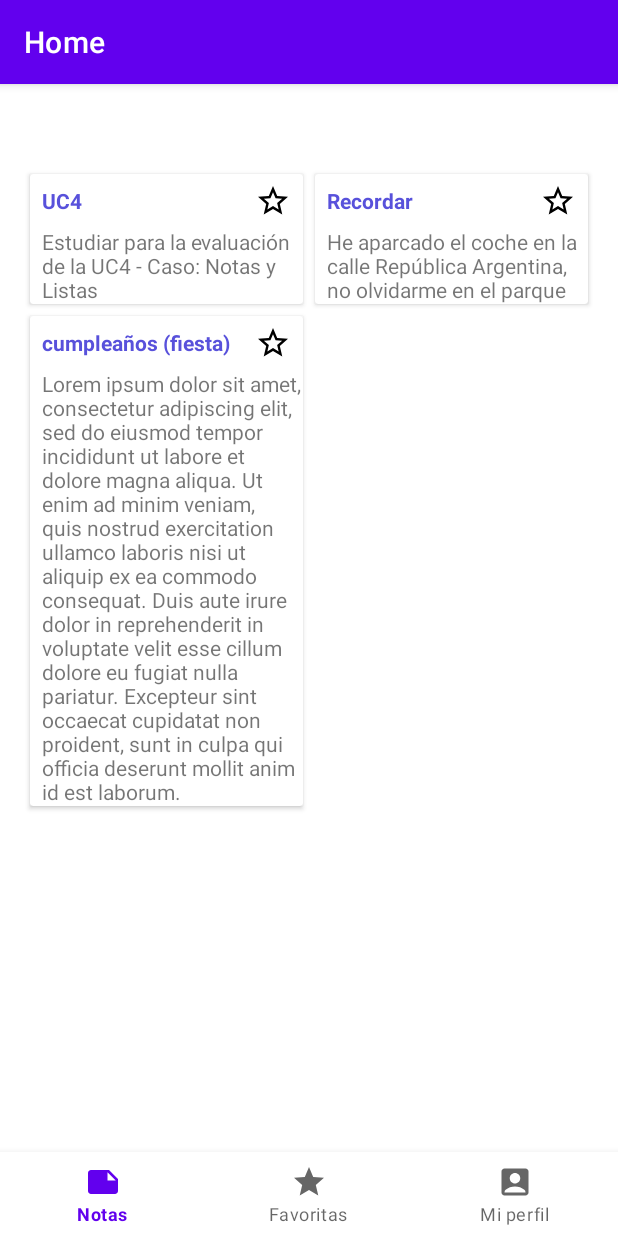
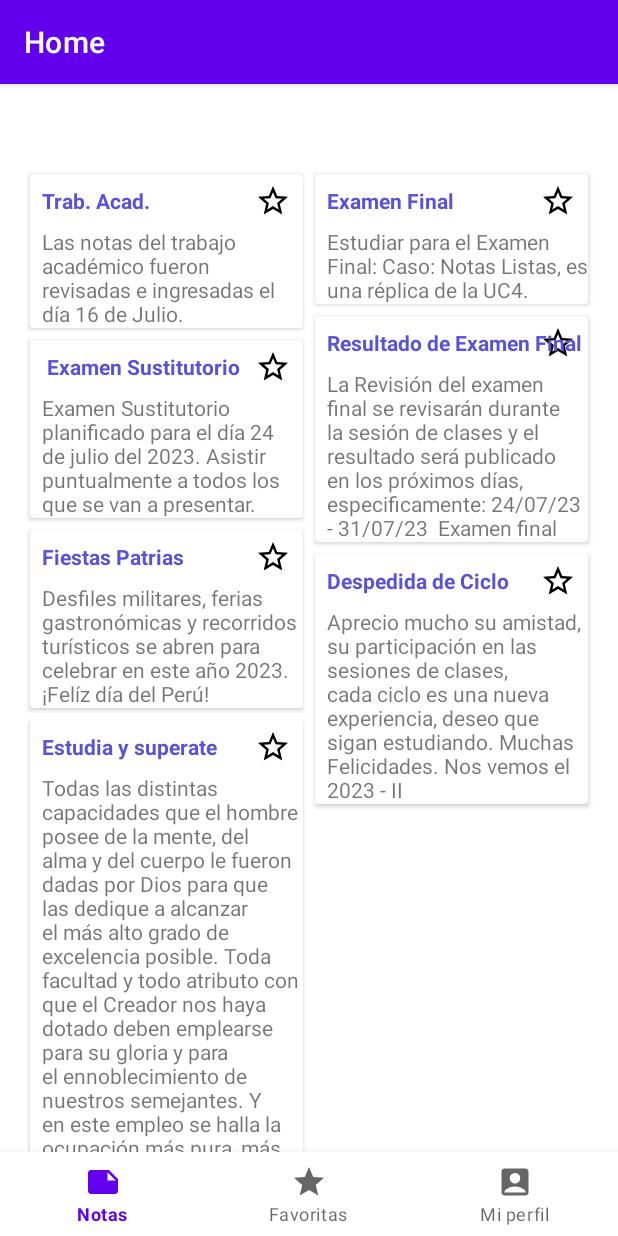
Before and after one commit to MauricioLLanos/DAM_Examen_Final_LLanosRojas, an Android app: the NotaFragment screen opened directly, with no data from a screen before it, on a phone screen of 412 x 824 dp. Run offline under Robolectric (Android 15) with nearby library versions, the phone set to English and light mode, and no system bars; our stand-ins replace navigation-ui.

Commit message:
Commit 03: Layout Personalizado

```diff
--- a/app/src/main/java/com/example/dam_examen_final_llanosr/NotaFragment.java
+++ b/app/src/main/java/com/example/dam_examen_final_llanosr/NotaFragment.java
@@ -9,6 +9,7 @@ import androidx.recyclerview.widget.LinearLayoutManager;
 import androidx.recyclerview.widget.RecyclerView;
 import androidx.recyclerview.widget.StaggeredGridLayoutManager;
 
+import android.util.DisplayMetrics;
 import android.view.LayoutInflater;
 import android.view.View;
 import android.view.ViewGroup;
@@ -69,12 +70,20 @@ public class NotaFragment extends Fragment {
             if (mColumnCount <= 1) {
                 recyclerView.setLayoutManager(new LinearLayoutManager(context));
             } else {
-                recyclerView.setLayoutManager(new StaggeredGridLayoutManager( mColumnCount, StaggeredGridLayoutManager.VERTICAL));
+                DisplayMetrics displayMetrics = context.getResources().getDisplayMetrics();
+                float dpWidth = displayMetrics.widthPixels / displayMetrics.density;
+                int numeroColumnas = (int) (dpWidth / 180);
+                recyclerView.setLayoutManager(new StaggeredGridLayoutManager( numeroColumnas, StaggeredGridLayoutManager.VERTICAL));
             }
             notaList = new ArrayList<>();
-            notaList.add(new Nota("UC4","Estudiar para la evaluación de la UC4 - Caso: Notas y Listas", true, android.R.color.holo_blue_light));
-            notaList.add(new Nota("Recordar", "He aparcado el coche en la calle República Argentina, no olvidarme en el parque",false, android.R.color.holo_green_light));
-            notaList.add(new Nota("cumpleaños (fiesta)","Lorem ipsum dolor sit amet, consectetur adipiscing elit, sed do eiusmod tempor incididunt ut labore et dolore magna aliqua. Ut enim ad minim veniam, quis nostrud exercitation ullamco laboris nisi ut aliquip ex ea commodo consequat. Duis aute irure dolor in reprehenderit in voluptate velit esse cillum dolore eu fugiat nulla pariatur. Excepteur sint occaecat cupidatat non proident, sunt in culpa qui officia deserunt mollit anim id est laborum.", true, android.R.color.holo_orange_light));
+            notaList.add(new Nota("Trab. Acad.", "Las notas del trabajo académico fueron revisadas e ingresadas el día 16 de Julio.",false, android.R.color.holo_green_light));
+            notaList.add(new Nota("Examen Final","Estudiar para el Examen Final: Caso: Notas Listas, es una réplica de la UC4.", true, android.R.color.holo_orange_light));
+            notaList.add(new Nota("Resultado de Examen Final","La Revisión del examen final se revisarán durante la sesión de clases y el resultado será publicado en los próximos días, especificamente: 24/07/23 - 31/07/23  Examen final", true, android.R.color.holo_blue_light));
+            notaList.add(new Nota(" Examen Sustitutorio", "Examen Sustitutorio planificado para el día 24 de julio del 2023. Asistir puntualmente a todos los que se van a presentar.",false, android.R.color.holo_green_light));
+            notaList.add(new Nota("Fiestas Patrias","Desfiles militares, ferias gastronómicas y recorridos turísticos se abren para celebrar en este año 2023. ¡Felíz día del Perú!", true, android.R.color.holo_orange_light));
+            notaList.add(new Nota("Despedida de Ciclo","Aprecio mucho su amistad, su participación en las sesiones de clases, cada ciclo es una nueva experiencia, deseo que sigan estudiando. Muchas Felicidades. Nos vemos el 2023 - II", true,android.R.color.holo_blue_light));
+            notaList.add(new Nota("Estudia y superate", "Todas las distintas capacidades que el hombre posee de la mente, del alma y del cuerpo le fueron dadas por Dios para que las dedique a alcanzar el más alto grado de excelencia posible. Toda facultad y todo atributo con que el Creador nos haya dotado deben emplearse para su gloria y para el ennoblecimiento de nuestros semejantes. Y en este empleo se halla la ocupación más pura, más noble y más feliz.",false, android.R.color.holo_green_light));
+
 
             adapterNotas = new MyNotaRecyclerViewAdapter(notaList,mListener);
             recyclerView.setAdapter(adapterNotas);
--- a/app/src/main/res/layout/activity_notas.xml
+++ b/app/src/main/res/layout/activity_notas.xml
@@ -21,8 +21,8 @@
     <fragment
         android:id="@+id/nav_host_fragment_activity_notas"
         android:name="androidx.navigation.fragment.NavHostFragment"
-        android:layout_width="match_parent"
-        android:layout_height="match_parent"
+        android:layout_width="0dp"
+        android:layout_height="0dp"
         app:defaultNavHost="true"
         app:layout_constraintBottom_toTopOf="@id/nav_view"
         app:layout_constraintLeft_toLeftOf="parent"
```
